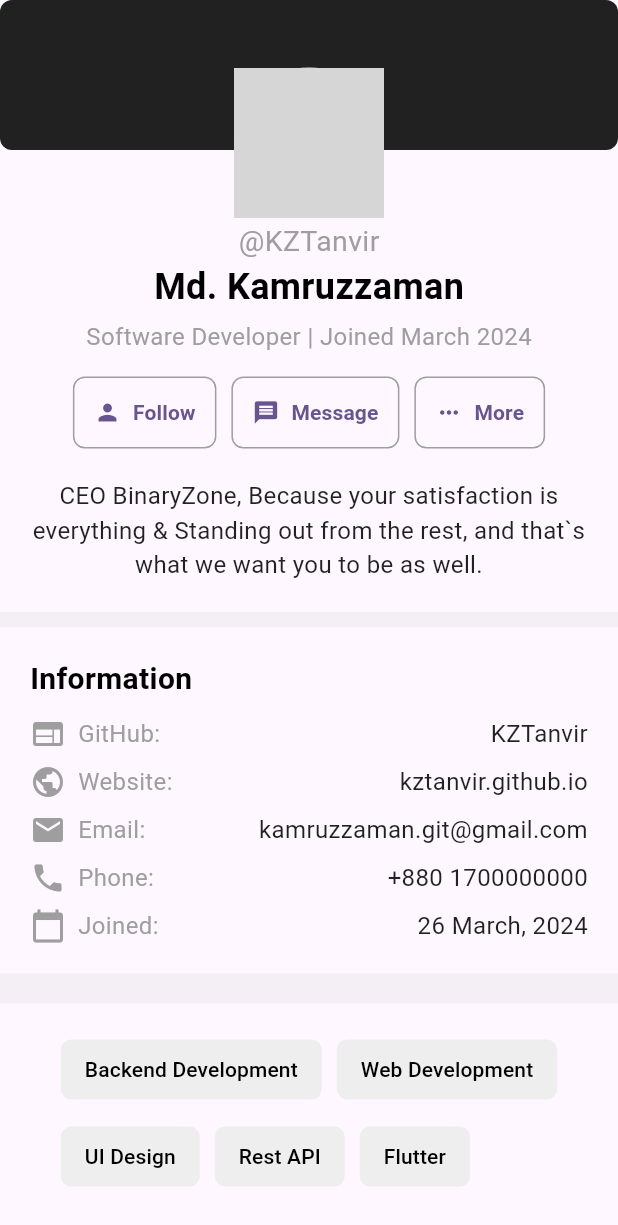
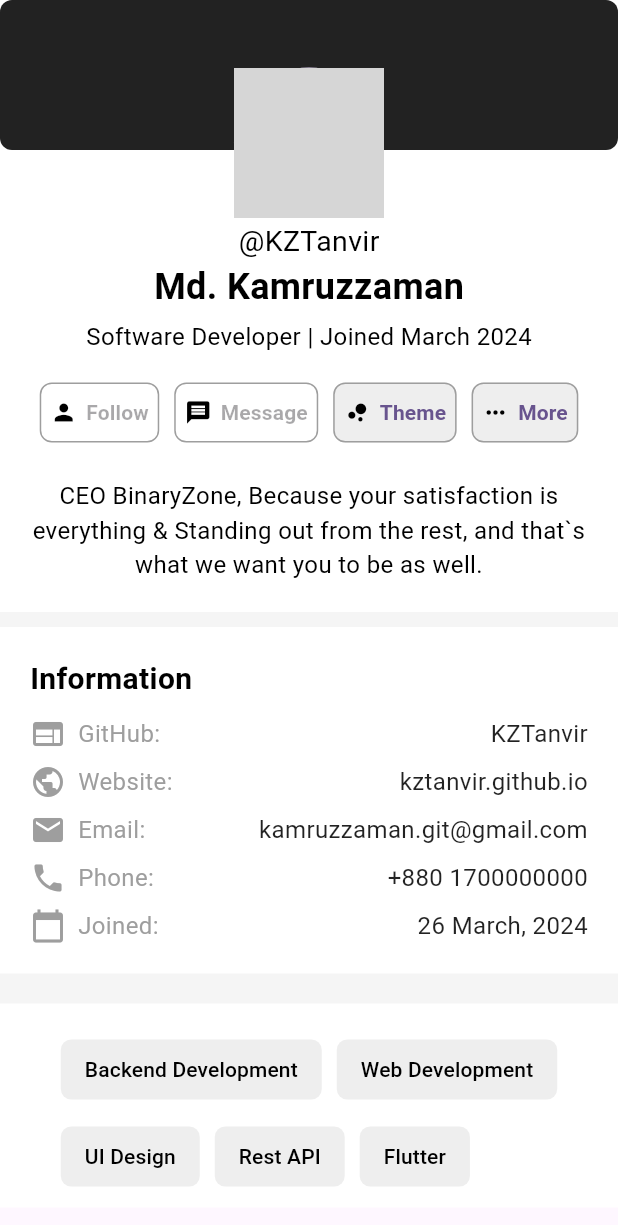
Before and after one commit to KZTanvir/Flutter_Training, a Flutter app: the screen it shows after launch, on a phone screen of 412 x 824 dp. Shown: the top 1225 px of the screen. Run offline on Flutter 3.47's test engine with Material 3 defaults, Android fonts, the phone set to English and light mode, and no system bars; network calls fail; grey boxes are pictures that could not be loaded.

Commit message:
updated class5 in class4 merged

```diff
--- a/class4_assesment4/lib/main.dart
+++ b/class4_assesment4/lib/main.dart
@@ -1,5 +1,6 @@
 import 'package:flutter/material.dart';
 import 'package:class4_assesment4/ui.dart';
+import 'package:class4_assesment4/counter.dart';
 
 void main() {
   runApp(const MyApp());
@@ -19,6 +20,9 @@ class MyApp extends StatelessWidget {
         useMaterial3: true,
       ),
       home: const ProfileCard(),
+      routes: {
+        '/counter': (context) => const CounterScreen(),
+      },
     );
   }
 }
--- a/class4_assesment4/lib/ui.dart
+++ b/class4_assesment4/lib/ui.dart
@@ -1,13 +1,61 @@
+import 'package:class4_assesment4/counter.dart';
 import 'package:flutter/material.dart';
 
-class ProfileCard extends StatelessWidget {
+class ProfileCard extends StatefulWidget {
   const ProfileCard({super.key});
+
+  @override
+  _ProfileCardState createState() => _ProfileCardState();
+}
+
+class _ProfileCardState extends State<ProfileCard> {
+  // Initial color properties
+  Color _backgroundColor = Colors.white;
+  Color _textColor = Colors.black;
+  Color _buttonColor = Colors.grey[200]!;
+
+  // List of colors for cycling through themes
+  final List<Color> _backgroundColors = [
+    Colors.white,
+    Colors.blue[100]!,
+    Colors.green[100]!,
+    Colors.yellow[100]!,
+    Colors.pink[100]!,
+  ];
+  final List<Color> _textColors = [
+    Colors.black,
+    Colors.white,
+    Colors.black,
+    Colors.black,
+    Colors.black,
+  ];
+  final List<Color> _buttonColors = [
+    Colors.grey[200]!,
+    Colors.blue[300]!,
+    Colors.green[300]!,
+    Colors.yellow[300]!,
+    Colors.pink[300]!,
+  ];
+
+  int _currentThemeIndex = 0;
+
+  // Method to change the theme
+  void _changeTheme() {
+    setState(() {
+      _currentThemeIndex = (_currentThemeIndex + 1) % _backgroundColors.length;
+      _backgroundColor = _backgroundColors[_currentThemeIndex];
+      _textColor = _textColors[_currentThemeIndex];
+      _buttonColor = _buttonColors[_currentThemeIndex];
+    });
+  }
 
   @override
   Widget build(BuildContext context) {
     return SafeArea(
       child: Scaffold(
-        body: SingleChildScrollView(
+        body: Container(
+          color: _backgroundColor, // Set the background color
+          child: SingleChildScrollView(
             child: Stack(
               children: [
                 Container(
@@ -23,27 +71,36 @@ class ProfileCard extends StatelessWidget {
                     crossAxisAlignment: CrossAxisAlignment.center,
                     children: [
                       const SizedBox(height: 60),
-                    const Column(
+                      Column(
                         children: [
                           Padding(
-                          padding: EdgeInsets.only(top: 2.0),
+                            padding: const EdgeInsets.only(top: 2.0),
                             child: Text(
                               '@KZTanvir',
-                            style: TextStyle(color: Colors.grey, fontSize: 19),
+                              style: TextStyle(color: _textColor, fontSize: 19),
                             ),
                           ),
                           Text(
                             'Md. Kamruzzaman',
-                          style: TextStyle(color: Colors.black, fontSize: 24, fontWeight: FontWeight.bold),
+                            style: TextStyle(
+                                color: _textColor,
+                                fontSize: 24,
+                                fontWeight: FontWeight.bold),
                           ),
                           Padding(
-                          padding: EdgeInsets.symmetric(vertical: 5.0),
+                            padding: const EdgeInsets.symmetric(vertical: 5.0),
                             child: Row(
                               mainAxisAlignment: MainAxisAlignment.center,
                               children: [
-                              Text('Software Developer', style: TextStyle(color: Colors.grey, fontSize: 16)),
-                              Text(' | ', style: TextStyle(color: Colors.grey, fontSize: 16)),
-                              Text('Joined March 2024', style: TextStyle(color: Colors.grey, fontSize: 16)),
+                                Text('Software Developer',
+                                    style: TextStyle(
+                                        color: _textColor, fontSize: 16)),
+                                Text(' | ',
+                                    style: TextStyle(
+                                        color: _textColor, fontSize: 16)),
+                                Text('Joined March 2024',
+                                    style: TextStyle(
+                                        color: _textColor, fontSize: 16)),
                               ],
                             ),
                           ),
@@ -57,17 +114,27 @@ class ProfileCard extends StatelessWidget {
                           const SizedBox(width: 10),
                           buildOutlinedButton('Message', Icons.message),
                           const SizedBox(width: 10),
-                        buildOutlinedButton('More', Icons.more_horiz),
+                          buildOutlinedButton('Theme', Icons.bubble_chart,
+                              onPressed: _changeTheme),
+                          const SizedBox(width: 10),
+                          buildOutlinedButton('More', Icons.more_horiz,
+                              onPressed: () {
+                            Navigator.push(
+                              context,
+                              MaterialPageRoute(
+                                  builder: (context) => const CounterScreen()),
+                            );
+                          }),
                         ],
                       ),
                       const SizedBox(height: 20),
-                    const Padding(
-                      padding: EdgeInsets.symmetric(horizontal: 20),
+                      Padding(
+                        padding: const EdgeInsets.symmetric(horizontal: 20),
                         child: Text(
                           'CEO BinaryZone, Because your satisfaction is everything & Standing '
                           'out from the rest, and that`s what we want you to be as well.',
                           textAlign: TextAlign.center,
-                        style: TextStyle(color: Colors.black87, fontSize: 16),
+                          style: TextStyle(color: _textColor, fontSize: 16),
                         ),
                       ),
                       Container(
@@ -80,9 +147,12 @@ class ProfileCard extends StatelessWidget {
                         child: Column(
                           crossAxisAlignment: CrossAxisAlignment.start,
                           children: [
-                          const Text(
+                            Text(
                               'Information',
-                            style: TextStyle(color: Colors.black, fontSize: 20, fontWeight: FontWeight.bold),
+                              style: TextStyle(
+                                  color: _textColor,
+                                  fontSize: 20,
+                                  fontWeight: FontWeight.bold),
                             ),
                             const SizedBox(height: 10),
                             Column(
@@ -140,25 +210,28 @@ class ProfileCard extends StatelessWidget {
             ),
           ),
         ),
+      ),
     );
   }
 
   // Function for creating OutlinedButton
-  OutlinedButton buildOutlinedButton(String text, IconData icon) {
+  OutlinedButton buildOutlinedButton(String text, IconData icon,
+      {VoidCallback? onPressed}) {
     return OutlinedButton(
-      onPressed: () {},
+      onPressed: onPressed,
       style: ElevatedButton.styleFrom(
-        padding: const EdgeInsets.symmetric(horizontal: 14, vertical: 14),
+        padding: const EdgeInsets.symmetric(horizontal: 7, vertical: 6),
         side: const BorderSide(color: Colors.grey),
         shape: RoundedRectangleBorder(
           borderRadius: BorderRadius.circular(8),
         ),
+        backgroundColor: _buttonColor, // Use the button color
       ),
       child: Row(
         mainAxisSize: MainAxisSize.min,
         children: [
-          Icon(icon),
-          const SizedBox(width: 8),
+          Icon(icon, color: _textColor), // Set icon color based on theme
+          const SizedBox(width: 6),
           Text(text, style: const TextStyle(fontWeight: FontWeight.bold)),
         ],
       ),
--- a/class4_assesment4/pubspec.yaml
+++ b/class4_assesment4/pubspec.yaml
@@ -30,7 +30,7 @@ environment:
 dependencies:
   flutter:
     sdk: flutter
-  http: ^0.13.0
+  http: ^1.2.2
 
 
   # The following adds the Cupertino Icons font to your application.
@@ -46,7 +46,7 @@ dev_dependencies:
   # activated in the `analysis_options.yaml` file located at the root of your
   # package. See that file for information about deactivating specific lint
   # rules and activating additional ones.
-  flutter_lints: ^4.0.0
+  flutter_lints: ^5.0.0
 
 # For information on the generic Dart part of this file, see the
 # following page: https://dart.dev/tools/pub/pubspec
--- a/training/pubspec.yaml
+++ b/training/pubspec.yaml
@@ -45,7 +45,7 @@ dev_dependencies:
   # activated in the `analysis_options.yaml` file located at the root of your
   # package. See that file for information about deactivating specific lint
   # rules and activating additional ones.
-  flutter_lints: ^4.0.0
+  flutter_lints: ^5.0.0
 
 # For information on the generic Dart part of this file, see the
 # following page: https://dart.dev/tools/pub/pubspec
```
Also changed, not shown: class4_assesment4/lib/counter.dart (added, +134 -0 lines), training/lib/developer_ui.dart (deleted, +0 -185 lines), training/lib/main.dart (+34 -6 lines), training/lib/main_training.dart (deleted, +0 -42 lines), class4_assesment4/pubspec.lock, training/pubspec.lock, 1 other file. Lines whose indentation alone changed are shown as unchanged.
